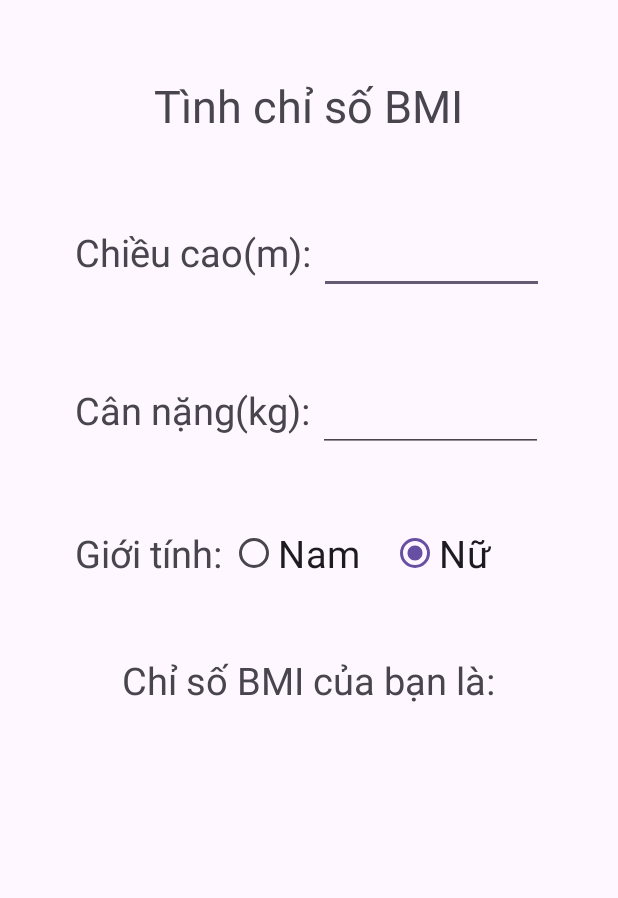
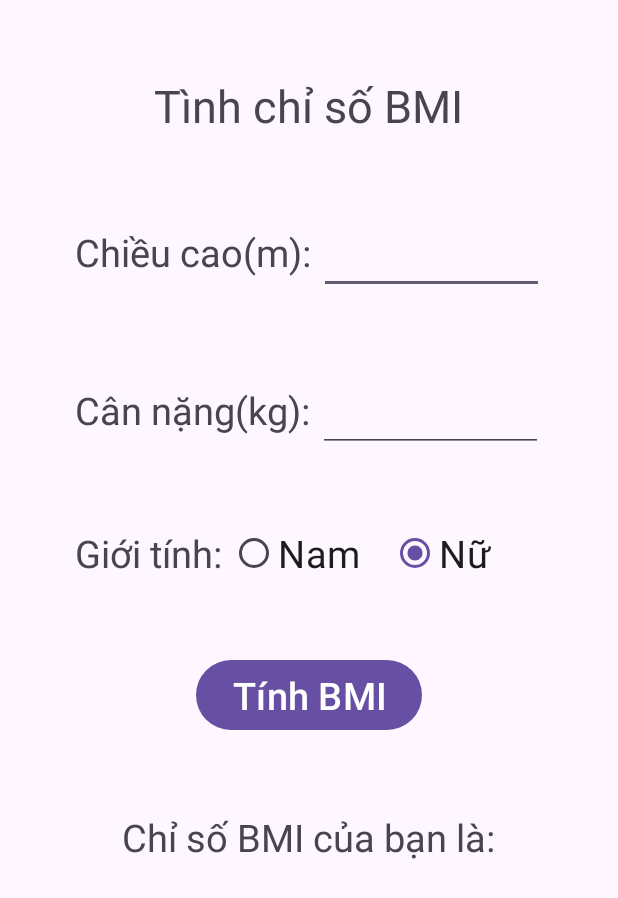
Before and after one commit to NguyenMinhDuc63133738/63133738-AndroidProgramming, an Android app: the screen it shows after launch (MainActivity), on a phone screen of 412 x 824 dp. Shown: the top 898 px of the screen. Run offline under Robolectric (Android 15) with nearby library versions, the phone set to English and light mode, and no system bars.

Commit message:
Update activity_main.xml

```diff
--- a/ThiGK_63133738/Cau2_AppTinhBMI/app/src/main/res/layout/activity_main.xml
+++ b/ThiGK_63133738/Cau2_AppTinhBMI/app/src/main/res/layout/activity_main.xml
@@ -93,6 +93,20 @@
     <LinearLayout
         android:layout_width="wrap_content"
         android:layout_height="wrap_content"
+        android:orientation="horizontal"
+        android:layout_marginTop="50dp"
+        android:layout_gravity="center">
+        <Button
+            android:id="@+id/btn_tinh"
+            android:layout_width="wrap_content"
+            android:layout_height="wrap_content"
+            android:text="Tính BMI"
+            android:textSize="25dp" />
+    </LinearLayout>
+
+    <LinearLayout
+        android:layout_width="wrap_content"
+        android:layout_height="wrap_content"
         android:orientation="vertical"
         android:layout_gravity="center"
         android:layout_marginTop="50dp">
```
